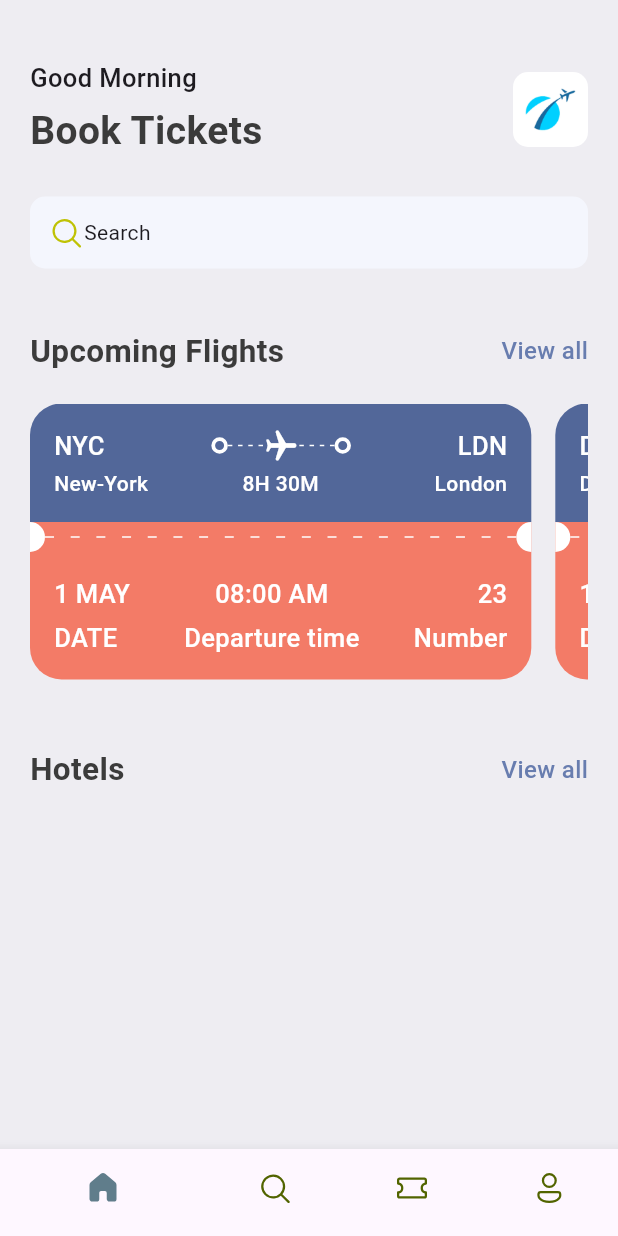
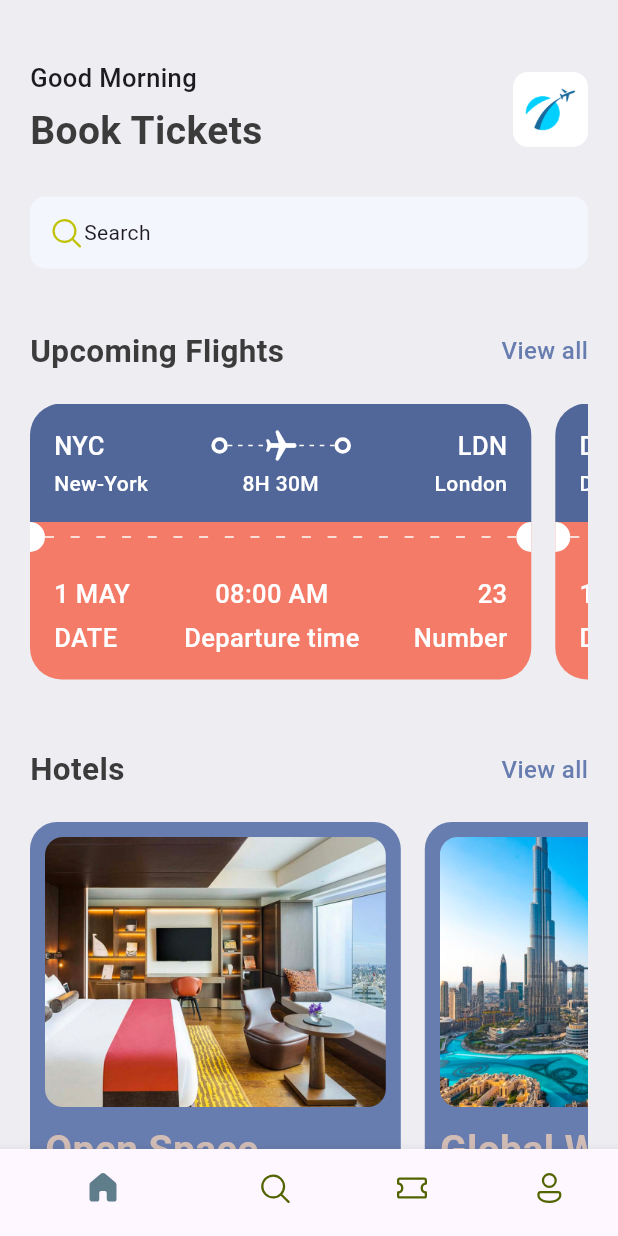
Before and after one commit to rodgers-munene/ticket_app, a Flutter app: the screen it shows after launch, on a phone screen of 412 x 824 dp. Run offline on Flutter 3.47's test engine with Material 3 defaults, Android fonts, the phone set to English and light mode, and no system bars; our stand-ins replace fluentui_icons.

Commit message:
hotel data loaded dynamically

```diff
--- a/lib/base/res/media.dart
+++ b/lib/base/res/media.dart
@@ -2,4 +2,5 @@ class AppMedia {
   static const _baseImage = "assets/images";
 
   static const logo = "$_baseImage/logo.png";
+  static const hotelImages = "$_baseImage/hotel_room.png";
 }
--- a/lib/base/res/styles/app_styles.dart
+++ b/lib/base/res/styles/app_styles.dart
@@ -7,8 +7,8 @@ class AppStyles {
   static Color bgColor = const Color(0xFFeeedf2);
   static Color textColor = const Color(0xFF3b3b3b);
   static Color ticketBlue = const Color(0xFF526799);
-  static Color ticketOrange = const Color(0xFFF37B67  );
-
+  static Color ticketOrange = const Color(0xFFF37B67);
+  static Color kakiColor = const Color(0xFFd2bdb6);
 
   static TextStyle textStyle = TextStyle(
     fontSize: 16,
--- a/lib/base/utils/app_json.dart
+++ b/lib/base/utils/app_json.dart
@@ -84,3 +84,24 @@ List<Map<String, dynamic>> ticketList = [
     "number":55
   },
 ];
+
+List<Map<String, dynamic>> hotelList = [
+  {
+    'image': 'hotel_room.png',
+    'place': 'Open Space',
+    'destination': 'London',
+    'price': 25
+  },
+  {
+    'image': 'city_view.png',
+    'place': 'Global Will',
+    'destination': 'London',
+    'price': 40
+  },
+  {
+    'image': 'pool_view.png',
+    'place': 'Best Pool in the city',
+    'destination': 'Dubai',
+    'price': 68
+  },
+];
--- a/lib/screens/home_screen.dart
+++ b/lib/screens/home_screen.dart
@@ -5,6 +5,7 @@ import 'package:ticket_app/base/res/styles/app_styles.dart';
 import 'package:ticket_app/base/utils/app_json.dart';
 import 'package:ticket_app/base/widgets/app_double_text.dart';
 import 'package:ticket_app/base/widgets/ticket_view.dart';
+import 'package:ticket_app/screens/widgets/hotel.dart';
 
 class HomeScreen extends StatelessWidget {
   const HomeScreen({super.key});
@@ -16,10 +17,11 @@ class HomeScreen extends StatelessWidget {
       // scrollable screen
       body: ListView(
         children: [
-          SizedBox(height: 40,),
+          SizedBox(height: 40),
           Container(
             padding: const EdgeInsets.symmetric(horizontal: 20),
             child: Column(
+              crossAxisAlignment: CrossAxisAlignment.start,
               children: [
                 Row(
                   mainAxisAlignment: MainAxisAlignment.spaceBetween,
@@ -27,71 +29,79 @@ class HomeScreen extends StatelessWidget {
                     Column(
                       crossAxisAlignment: CrossAxisAlignment.start,
                       children: [
-                        Text(
-                          "Good Morning",
-                          style: AppStyles.headLineStyle3
-                        ),
+                        Text("Good Morning", style: AppStyles.headLineStyle3),
                         SizedBox(height: 5),
-                        Text(
-                          "Book Tickets",
-                          style: AppStyles.headLineStyle1,
-                        ),
+                        Text("Book Tickets", style: AppStyles.headLineStyle1),
                       ],
                     ),
                     Container(
                       width: 50,
                       height: 50,
                       decoration: BoxDecoration(
-                        image: DecorationImage(image: AssetImage(AppMedia.logo)),
-                        borderRadius: BorderRadius.circular(10)
+                        image: DecorationImage(
+                          image: AssetImage(AppMedia.logo),
+                        ),
+                        borderRadius: BorderRadius.circular(10),
                       ),
-
                     ),
                   ],
                 ),
-                SizedBox(height: 25,),
+                SizedBox(height: 25),
                 Container(
                   padding: EdgeInsets.symmetric(horizontal: 12, vertical: 12),
                   decoration: BoxDecoration(
-                        color: const Color(0xFFF4F6FD),
-                        borderRadius: BorderRadius.circular(10)
-                    ),
+                    color: const Color(0xFFF4F6FD),
+                    borderRadius: BorderRadius.circular(10),
+                  ),
                   child: Row(
+                    children: [
+                      Icon(
+                        FluentSystemIcons.ic_fluent_search_regular,
+                        color: Color(0xFFBFC205),
+                      ),
 
-                    children: [
-                      Icon(FluentSystemIcons.ic_fluent_search_regular, color: Color(0xFFBFC205),),
-
-                      Text("Search")],
+                      Text("Search"),
+                    ],
                   ),
                 ),
-                SizedBox(height: 40,),
+                SizedBox(height: 40),
                 AppDoubleText(
                   bigText: "Upcoming Flights",
                   smallText: "View all",
                   func: () {
                     Navigator.pushNamed(context, "/all_tickets");
-                  }
+                  },
                 ),
-                SizedBox(height: 20,),
+                SizedBox(height: 20),
                 SingleChildScrollView(
                   scrollDirection: Axis.horizontal,
                   child: Row(
-                    children: ticketList.take(2).map((item) => TicketView(ticket: item)).toList()
-                    ,
+                    children: ticketList
+                        .take(2)
+                        .map((item) => TicketView(ticket: item))
+                        .toList(),
                   ),
                 ),
-                SizedBox(height: 40,),
+                SizedBox(height: 40),
                 AppDoubleText(
                   bigText: "Hotels",
                   smallText: "View all",
                   func: () {
                     Navigator.pushNamed(context, "/all_hotels");
                   },
-                  )
+                ),
+                SizedBox(height: 20),
+                SingleChildScrollView(
+                  scrollDirection: Axis.horizontal,
+                  child: Row(children: hotelList
+                        .take(2)
+                        .map((item) => Hotel(hotel: item))
+                        .toList(),
+                  ),
+                ),
               ],
             ),
           ),
-
         ],
       ),
     );
--- /dev/null
+++ b/lib/screens/widgets/hotel.dart
@@ -0,0 +1,59 @@
+import 'package:flutter/material.dart';
+import 'package:ticket_app/base/res/media.dart';
+import 'package:ticket_app/base/res/styles/app_styles.dart';
+
+class Hotel extends StatelessWidget {
+  final Map<String, dynamic> hotel;
+  const Hotel({super.key, required this.hotel});
+
+  @override
+  Widget build(BuildContext context) {
+    final size = MediaQuery.of(context).size;
+    return Container(
+      padding: EdgeInsets.all(10),
+      margin: EdgeInsets.only(right: 16),
+      width: size.width * 0.6,
+      height: 350,
+      decoration: BoxDecoration(
+        color: AppStyles.primaryColor,
+        borderRadius: BorderRadius.circular(18),
+      ),
+
+      child: Column(
+        crossAxisAlignment: CrossAxisAlignment.start,
+        children: [
+          Container(
+            height: 180,
+            decoration: BoxDecoration(
+              color: AppStyles.primaryColor,
+              borderRadius: BorderRadius.circular(12),
+              image: DecorationImage(
+                fit: BoxFit.cover,
+                image: AssetImage("assets/images/${hotel['image']}"),
+              ),
+            ),
+          ),
+          SizedBox(height: 10),
+          Text(
+            hotel['place'],
+            style: AppStyles.headLineStyle1.copyWith(
+              color: AppStyles.kakiColor,
+            ),
+          ),
+          SizedBox(height: 5),
+          Text(
+            hotel['destination'],
+            style: AppStyles.headLineStyle3.copyWith(color: Colors.white),
+          ),
+          SizedBox(height: 5),
+          Text(
+            "${hotel['price']}/night",
+            style: AppStyles.headLineStyle1.copyWith(
+              color: AppStyles.kakiColor,
+            ),
+          ),
+        ],
+      ),
+    );
+  }
+}
```
